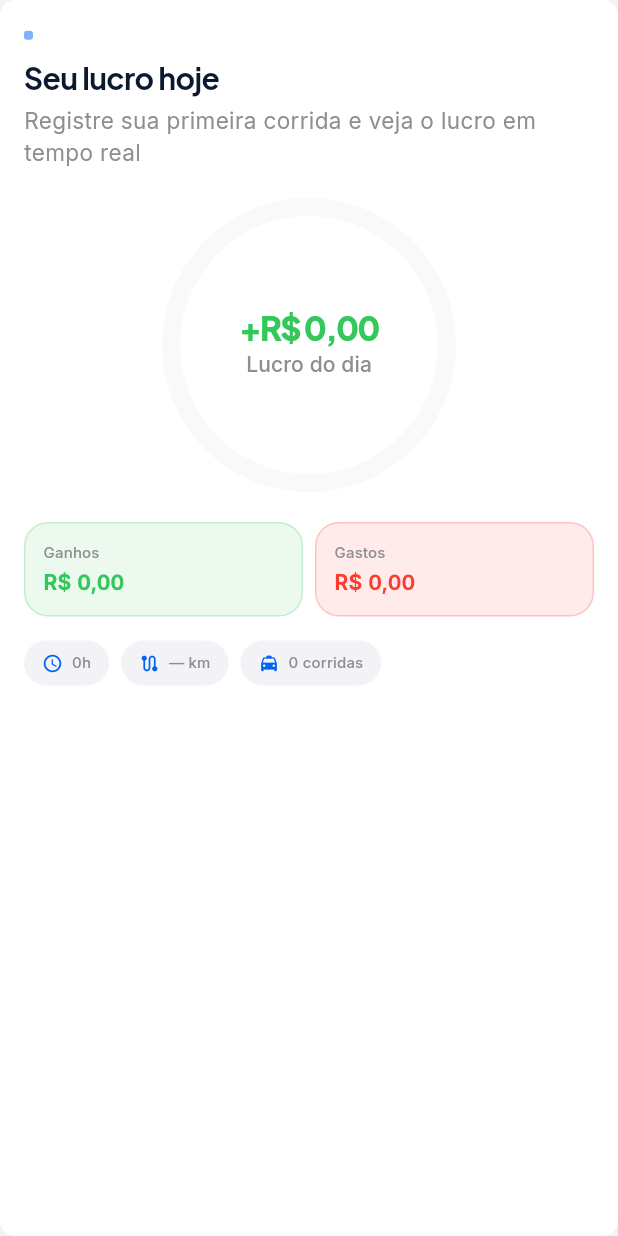
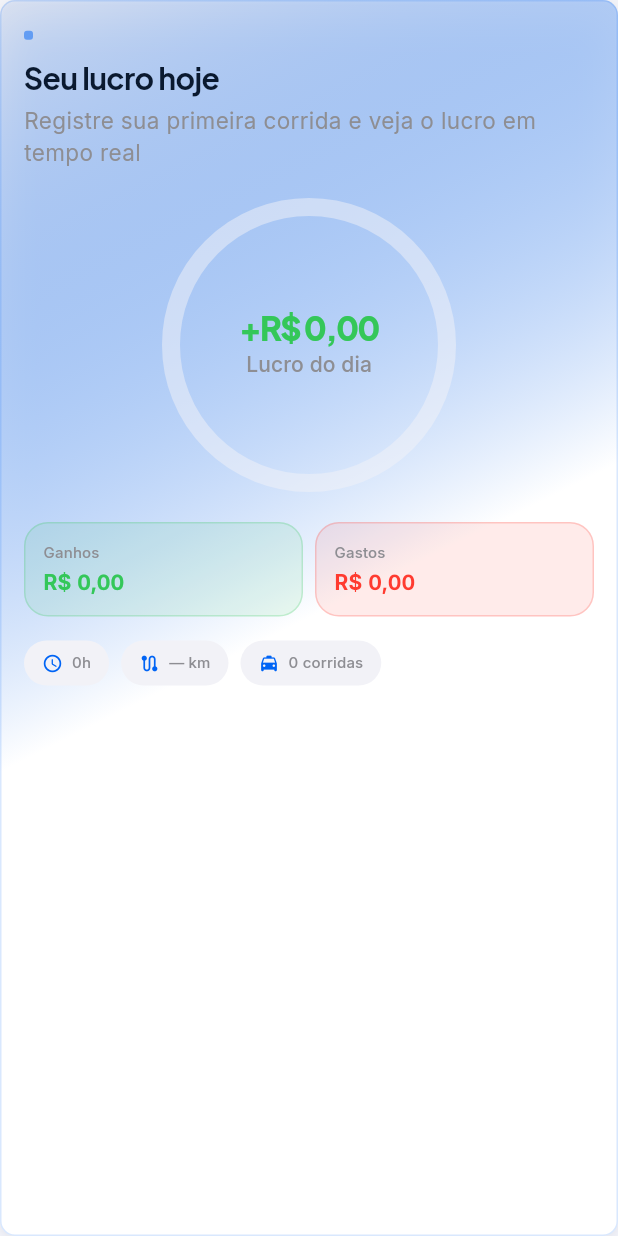
Before and after one commit to solerpedroo/driveflow, a Flutter app: the DashboardHeroSection widget shown alone on an empty page, opened directly with empty values, on a phone screen of 412 x 824 dp. Run offline on Flutter 3.47's test engine with Material 3 defaults, Android fonts, the phone set to English and light mode, and no system bars; our stand-ins replace cached_network_image, connectivity_plus, dio, file_picker, fl_chart, flutter_hooks and 14 more; missing offline and left inert: google_mlkit_text_recognition; accounts and stored records are empty; network calls fail; statements that could not run were skipped.

Commit message:
feat(dashboard): hero card wealth Mescla com chips brandBlue
Co-authored-by: Pedro Henrique Contardi Soler <pedrocsoler@hotmail.com>

```diff
--- a/lib/features/dashboard/presentation/widgets/dashboard_hero_section.dart
+++ b/lib/features/dashboard/presentation/widgets/dashboard_hero_section.dart
@@ -39,7 +39,7 @@ class DashboardHeroSection extends StatelessWidget {
         : 0.0;
     final ringColor = goalProgress.isComplete
         ? AppSemanticColors.success
-        : AppColors.systemBlue;
+        : AppColors.brandBlue;
     final storyLine = StoryMetrics.heroSubtitle(
       today: summary,
       goalProgress: goalProgress,
@@ -47,7 +47,7 @@ class DashboardHeroSection extends StatelessWidget {
     );
 
     return DfCard(
-      variant: DfCardVariant.grouped,
+      variant: DfCardVariant.hero,
       child: Column(
         crossAxisAlignment: CrossAxisAlignment.start,
         children: [
@@ -65,7 +65,7 @@ class DashboardHeroSection extends StatelessWidget {
               Text(
                 greeting.toUpperCase(),
                 style: theme.textTheme.labelSmall?.copyWith(
-                  color: AppColors.systemBlue,
+                  color: AppColors.brandBlue,
                   fontWeight: FontWeight.w600,
                   letterSpacing: 0.6,
                 ),
@@ -222,7 +222,7 @@ class _StatChip extends StatelessWidget {
       child: Row(
         mainAxisSize: MainAxisSize.min,
         children: [
-          Icon(icon, size: 14, color: AppColors.systemBlue),
+          Icon(icon, size: 14, color: AppColors.brandBlue),
           const SizedBox(width: 6),
           Text(label, style: theme.textTheme.labelMedium),
         ],
```
